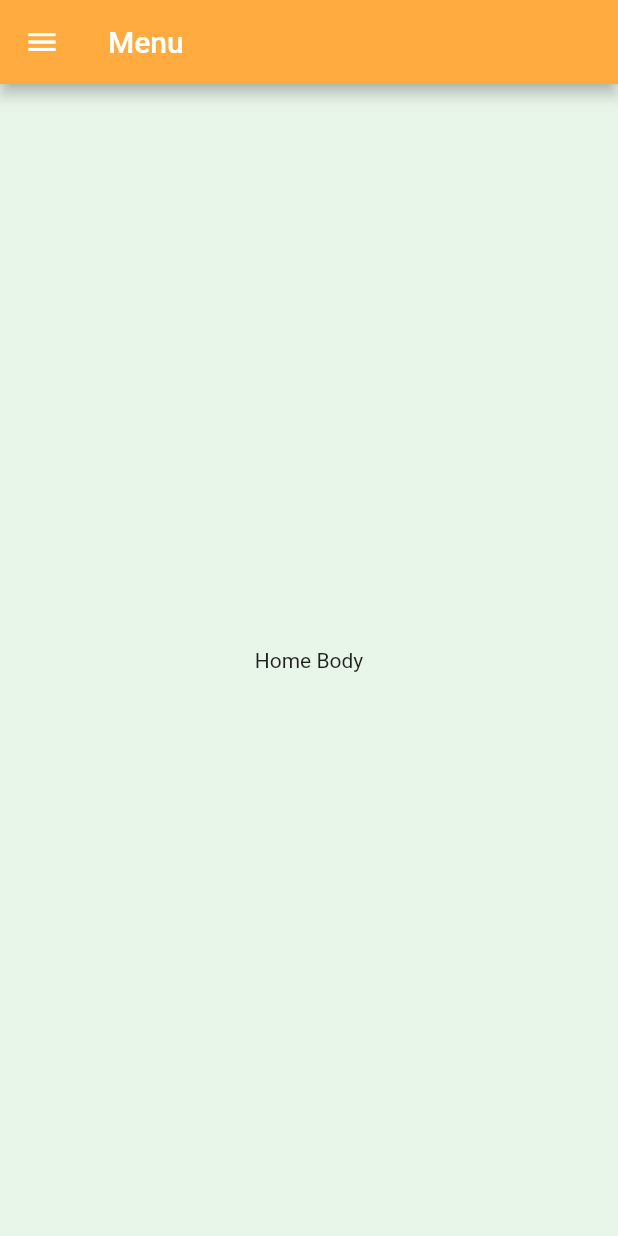
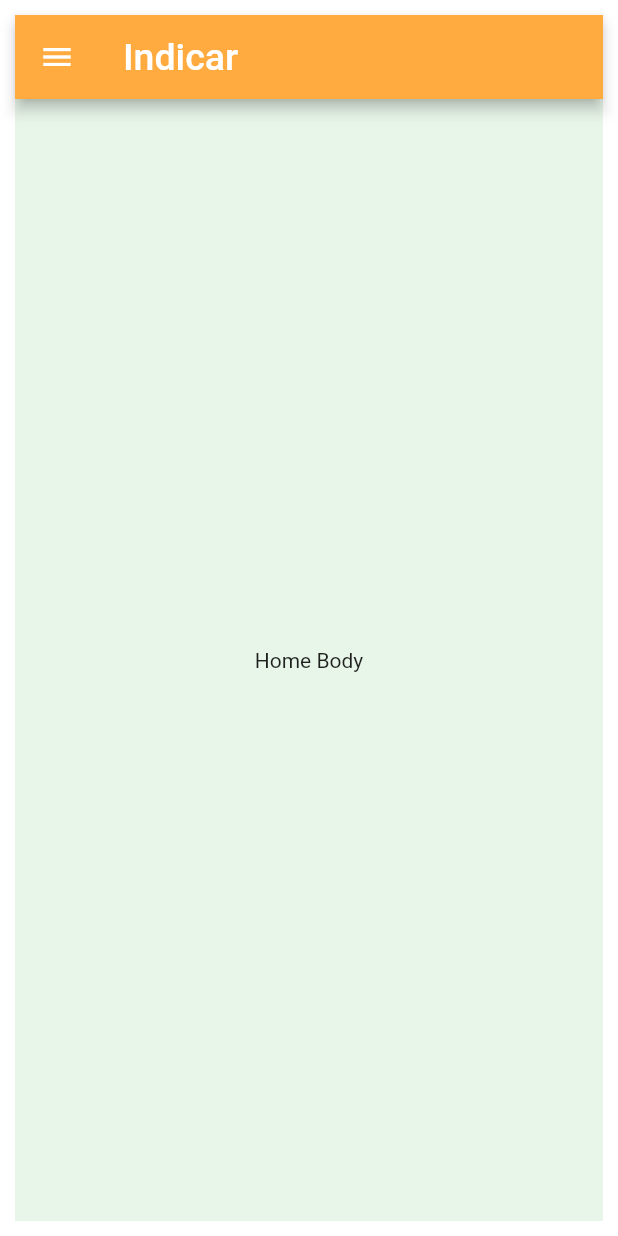
Before and after one commit to CristianBCandia/app-indicar, a Flutter app: the Home screen opened by its route, on a phone screen of 412 x 824 dp. Run offline on Flutter 3.47's test engine with Material 2 defaults, Android fonts, the phone set to English and light mode, and no system bars.

Commit message:
home menu updated

```diff
--- a/app_indicar/lib/components/home.dart
+++ b/app_indicar/lib/components/home.dart
@@ -5,10 +5,20 @@ class Home extends StatelessWidget {
 
   @override
   Widget build(BuildContext context) {
-    return Scaffold(
-      appBar: AppBar(title: Text('Menu',
-            style: TextStyle(color: Colors.white),),
-        backgroundColor: Colors.orangeAccent,),
+    return Padding(
+      padding: const EdgeInsets.all(10.0),
+      child: Scaffold(
+        appBar: AppBar(
+          title: Row(
+            mainAxisAlignment: MainAxisAlignment.spaceBetween,
+            children: [
+              Text('Indicar',
+                    style: TextStyle(color: Colors.white, fontSize: 25),),
+              ],
+          ),
+          backgroundColor: Colors.orangeAccent,
+        ),
+
         body: Center(child: Text('Home Body')),
         backgroundColor: Colors.green[50],
         drawer: Drawer(
@@ -21,25 +31,16 @@ class Home extends StatelessWidget {
             // Important: Remove any padding from the ListView.
             padding: EdgeInsets.zero,
             children: <Widget>[
-            DrawerHeader(
-              child: Container(
-                child: Column(
-                  children: <Widget>[
-                    Material(
+              UserAccountsDrawerHeader(
+                accountName: Text('Cristian'),
+                accountEmail: Text('cristian.candia7@gmail.com'),
+                  currentAccountPicture: Material(
+                    elevation: 10,
                     borderRadius: BorderRadius.circular(50),
-                      elevation: 10,
-                      child: Padding(padding: EdgeInsets.all(8.0),
-                      child: Image.asset('images/avatar.png', width: 80, height: 80,)),
-                    ),
-                    Padding(
-                      padding: const EdgeInsets.all(10.0),
-                      child: Text('Editar', style: TextStyle(
-                          color: Colors.white,
-                          fontSize: 16,
-                        )
-                      ),
-                    ),
-                  ],
+                      child: CircleAvatar(
+                      radius: 30,
+                      backgroundImage: NetworkImage('https://www.pngkey.com/png/detail/114-1149878_setting-user-avatar-in-specific-size-without-breaking.png'),
+                      backgroundColor: Colors.transparent,
                     ),
                   ),
                 decoration: BoxDecoration(
@@ -56,6 +57,7 @@ class Home extends StatelessWidget {
               CustomListTile(Icons.settings, 'Configurar', (){}),
               CustomListTile(Icons.logout, 'Sair', (){}),
             ],
+          ),
         ),
       ),
     );
```
Lines whose indentation alone changed are shown as unchanged.
